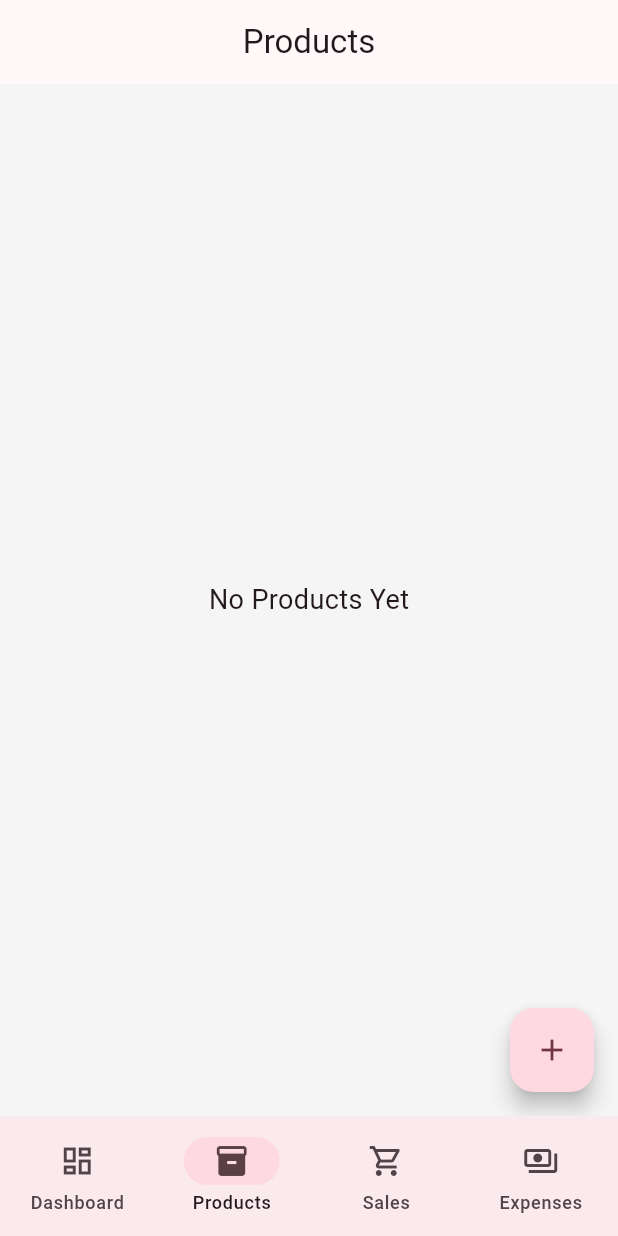
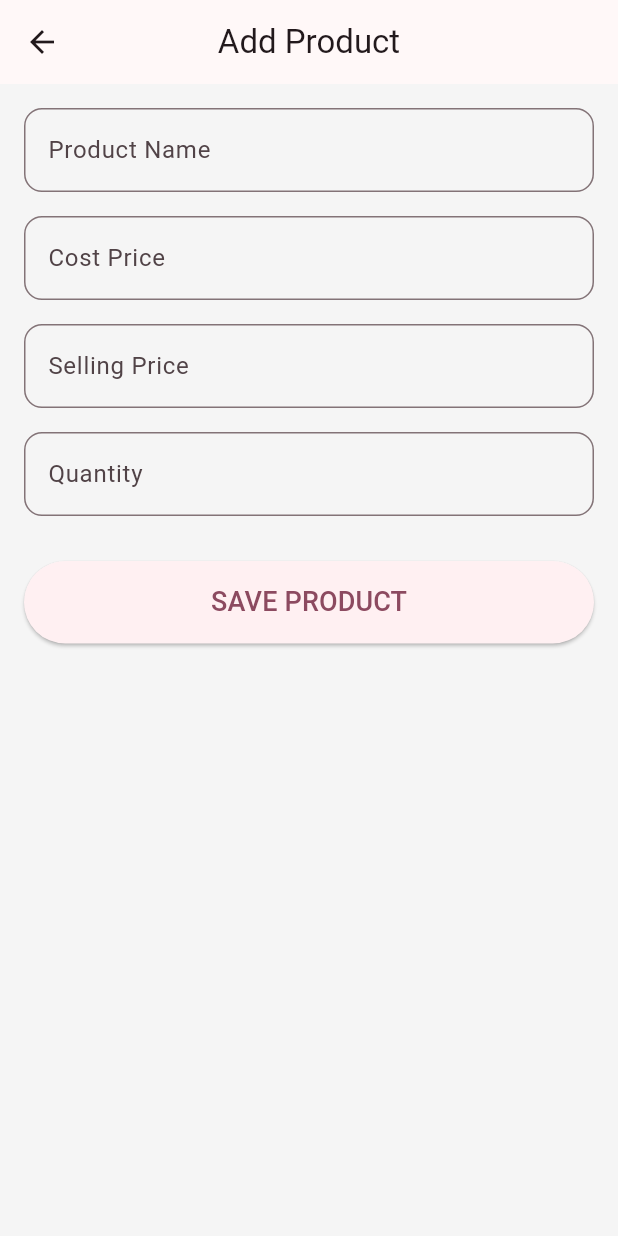
Before and after one commit to zainuukhan/vrtx-inventory, a Flutter app: the screen it shows after launch, item 2 of the bottom bar chosen, after a tap on the "add" icon, on a phone screen of 412 x 824 dp. Run offline on Flutter 3.47's test engine with Material 3 defaults, Android fonts, the phone set to English and light mode, and no system bars; our stand-ins replace flutter_riverpod, hive, hive_flutter; accounts and stored records are empty.

Commit message:
Added edit product and delete confirmation

```diff
--- a/lib/app.dart
+++ b/lib/app.dart
@@ -2,17 +2,20 @@ import 'package:flutter/material.dart';
 
 import 'core/theme/app_theme.dart';
 import 'navigation/bottom_navigation.dart';
+import 'package:flutter_riverpod/flutter_riverpod.dart';
 
 class App extends StatelessWidget {
   const App({super.key});
 
   @override
   Widget build(BuildContext context) {
-    return MaterialApp(
-      debugShowCheckedModeBanner: false,
-      title: 'VRTX Inventory',
-      theme: AppTheme.lightTheme,
-      home: const BottomNavigation(),
+    return ProviderScope(
+      child: MaterialApp(
+        debugShowCheckedModeBanner: false,
+        title: 'VRTX Inventory',
+        theme: AppTheme.lightTheme,
+        home: const BottomNavigation(),
+      ),
     );
   }
 }
--- /dev/null
+++ b/lib/providers/product_provider.dart
@@ -0,0 +1,43 @@
+import 'package:flutter_riverpod/flutter_riverpod.dart';
+
+import '../models/product.dart';
+import '../repositories/product_repository.dart';
+
+final productRepositoryProvider = Provider<ProductRepository>((ref) {
+  return ProductRepository();
+});
+
+final productListProvider =
+    StateNotifierProvider<ProductNotifier, List<Product>>((ref) {
+      return ProductNotifier(ref.read(productRepositoryProvider));
+    });
+
+class ProductNotifier extends StateNotifier<List<Product>> {
+  final ProductRepository repository;
+
+  ProductNotifier(this.repository) : super([]) {
+    loadProducts();
+  }
+
+  void loadProducts() {
+    state = repository.getProducts();
+  }
+
+  Future<void> addProduct(Product product) async {
+    await repository.addProduct(product);
+
+    loadProducts();
+  }
+
+  Future<void> deleteProduct(int index) async {
+    await repository.deleteProduct(index);
+
+    loadProducts();
+  }
+
+  Future<void> updateProduct(int index, Product product) async {
+    await repository.updateProduct(index, product);
+
+    loadProducts();
+  }
+}
--- /dev/null
+++ b/lib/repositories/product_repository.dart
@@ -0,0 +1,24 @@
+import 'package:hive_flutter/hive_flutter.dart';
+
+import '../database/hive_database.dart';
+import '../models/product.dart';
+
+class ProductRepository {
+  final Box<Product> _box = Hive.box<Product>(HiveDatabase.productBox);
+
+  List<Product> getProducts() {
+    return _box.values.toList();
+  }
+
+  Future<void> addProduct(Product product) async {
+    await _box.add(product);
+  }
+
+  Future<void> deleteProduct(int index) async {
+    await _box.deleteAt(index);
+  }
+
+  Future<void> updateProduct(int index, Product product) async {
+    await _box.putAt(index, product);
+  }
+}
--- /dev/null
+++ b/lib/screens/products/add_product_screen.dart
@@ -0,0 +1,141 @@
+import 'package:flutter/material.dart';
+import 'package:flutter_riverpod/flutter_riverpod.dart';
+
+import '../../models/product.dart';
+import '../../providers/product_provider.dart';
+
+class AddProductScreen extends ConsumerStatefulWidget {
+  const AddProductScreen({super.key});
+
+  @override
+  ConsumerState<AddProductScreen> createState() => _AddProductScreenState();
+}
+
+class _AddProductScreenState extends ConsumerState<AddProductScreen> {
+  final _formKey = GlobalKey<FormState>();
+
+  final _nameController = TextEditingController();
+  final _costController = TextEditingController();
+  final _sellingController = TextEditingController();
+  final _quantityController = TextEditingController();
+
+  @override
+  void dispose() {
+    _nameController.dispose();
+    _costController.dispose();
+    _sellingController.dispose();
+    _quantityController.dispose();
+    super.dispose();
+  }
+
+  Future<void> _saveProduct() async {
+    if (!_formKey.currentState!.validate()) return;
+
+    final product = Product(
+      name: _nameController.text.trim(),
+      costPrice: double.parse(_costController.text),
+      sellingPrice: double.parse(_sellingController.text),
+      quantity: int.parse(_quantityController.text),
+      createdAt: DateTime.now(),
+    );
+
+    await ref.read(productListProvider.notifier).addProduct(product);
+
+    if (!mounted) return;
+
+    ScaffoldMessenger.of(
+      context,
+    ).showSnackBar(const SnackBar(content: Text("Product Added Successfully")));
+
+    Navigator.pop(context);
+  }
+
+  InputDecoration decoration(String label) {
+    return InputDecoration(
+      labelText: label,
+      border: OutlineInputBorder(borderRadius: BorderRadius.circular(12)),
+    );
+  }
+
+  @override
+  Widget build(BuildContext context) {
+    return Scaffold(
+      appBar: AppBar(title: const Text("Add Product")),
+      body: Padding(
+        padding: const EdgeInsets.all(16),
+        child: Form(
+          key: _formKey,
+          child: ListView(
+            children: [
+              TextFormField(
+                controller: _nameController,
+                decoration: decoration("Product Name"),
+                validator: (value) {
+                  if (value == null || value.trim().isEmpty) {
+                    return "Enter product name";
+                  }
+                  return null;
+                },
+              ),
+
+              const SizedBox(height: 16),
+
+              TextFormField(
+                controller: _costController,
+                keyboardType: TextInputType.number,
+                decoration: decoration("Cost Price"),
+                validator: (value) {
+                  if (value == null || value.isEmpty) {
+                    return "Enter cost price";
+                  }
+                  return null;
+                },
+              ),
+
+              const SizedBox(height: 16),
+
+              TextFormField(
+                controller: _sellingController,
+                keyboardType: TextInputType.number,
+                decoration: decoration("Selling Price"),
+                validator: (value) {
+                  if (value == null || value.isEmpty) {
+                    return "Enter selling price";
+                  }
+                  return null;
+                },
+              ),
+
+              const SizedBox(height: 16),
+
+              TextFormField(
+                controller: _quantityController,
+                keyboardType: TextInputType.number,
+                decoration: decoration("Quantity"),
+                validator: (value) {
+                  if (value == null || value.isEmpty) {
+                    return "Enter quantity";
+                  }
+                  return null;
+                },
+              ),
+
+              const SizedBox(height: 30),
+
+              SizedBox(
+                height: 55,
+                child: ElevatedButton(
+                  onPressed: _saveProduct,
+                  child: const Text(
+                    "SAVE PRODUCT",
+                    style: TextStyle(fontSize: 18),
+                  ),
+                ),
+              ),
+            ],
+          ),
+        ),
+      ),
+    );
+  }
+}
--- a/lib/screens/products/products_screen.dart
+++ b/lib/screens/products/products_screen.dart
@@ -1,18 +1,89 @@
 import 'package:flutter/material.dart';
+import 'package:flutter_riverpod/flutter_riverpod.dart';
 
-class ProductsScreen extends StatelessWidget {
+import '../../providers/product_provider.dart';
+import 'add_product_screen.dart';
+import 'edit_product_screen.dart';
+
+class ProductsScreen extends ConsumerWidget {
   const ProductsScreen({super.key});
 
   @override
-  Widget build(BuildContext context) {
+  Widget build(BuildContext context, WidgetRef ref) {
+    final products = ref.watch(productListProvider);
+
     return Scaffold(
       appBar: AppBar(title: const Text("Products")),
-      body: const Center(
-        child: Text("No Products Yet", style: TextStyle(fontSize: 18)),
-      ),
+      body: products.isEmpty
+          ? const Center(
+              child: Text("No Products Yet", style: TextStyle(fontSize: 18)),
+            )
+          : ListView.builder(
+              padding: const EdgeInsets.all(12),
+              itemCount: products.length,
+              itemBuilder: (context, index) {
+                final product = products[index];
+
+                return Card(
+                  child: ListTile(
+                    onTap: () {
+                      Navigator.push(
+                        context,
+                        MaterialPageRoute(
+                          builder: (_) =>
+                              EditProductScreen(product: product, index: index),
+                        ),
+                      );
+                    },
+                    title: Text(product.name),
+                    subtitle: Text(
+                      "Stock: ${product.quantity}\n"
+                      "Cost: Rs ${product.costPrice}\n"
+                      "Selling: Rs ${product.sellingPrice}",
+                    ),
+                    isThreeLine: true,
+                    trailing: IconButton(
+                      icon: const Icon(Icons.delete, color: Colors.red),
+                      onPressed: () async {
+                        final delete = await showDialog<bool>(
+                          context: context,
+                          builder: (_) => AlertDialog(
+                            title: const Text("Delete Product"),
+                            content: const Text(
+                              "Are you sure you want to delete this product?",
+                            ),
+                            actions: [
+                              TextButton(
+                                onPressed: () => Navigator.pop(context, false),
+                                child: const Text("Cancel"),
+                              ),
+                              ElevatedButton(
+                                onPressed: () => Navigator.pop(context, true),
+                                child: const Text("Delete"),
+                              ),
+                            ],
+                          ),
+                        );
+
+                        if (delete == true) {
+                          ref
+                              .read(productListProvider.notifier)
+                              .deleteProduct(index);
+                        }
+                      },
+                    ),
+                  ),
+                );
+              },
+            ),
       floatingActionButton: FloatingActionButton(
-        onPressed: () {},
         child: const Icon(Icons.add),
+        onPressed: () {
+          Navigator.push(
+            context,
+            MaterialPageRoute(builder: (_) => const AddProductScreen()),
+          );
+        },
       ),
     );
   }
```
Also changed, not shown: lib/screens/products/edit_product_screen.dart (added, +137 -0 lines).
